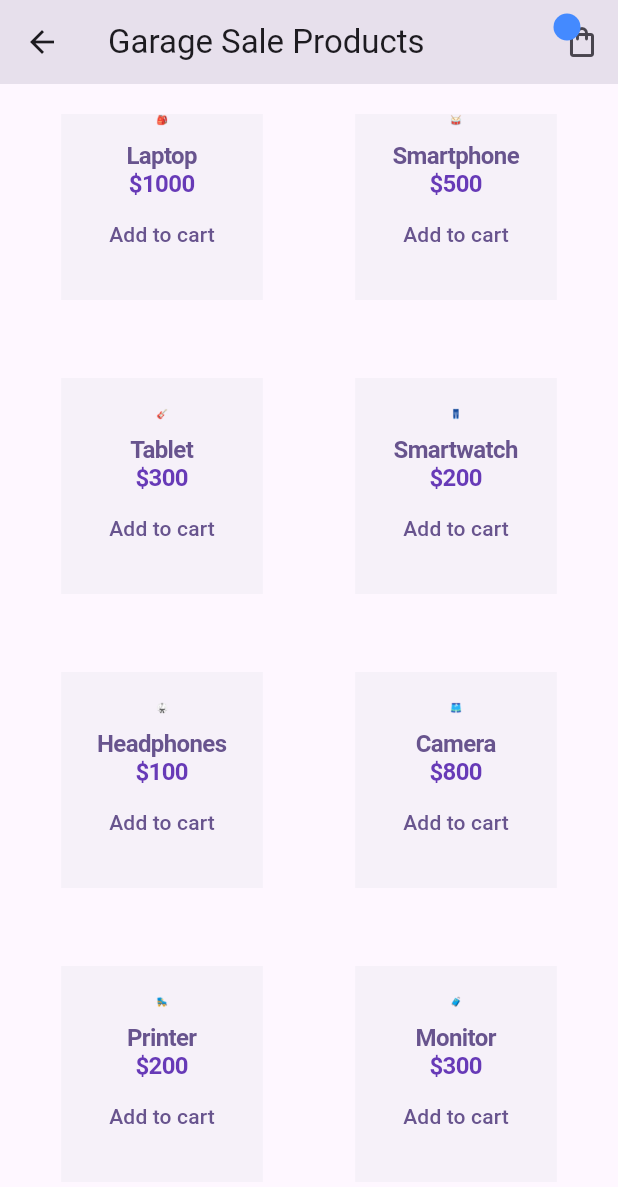
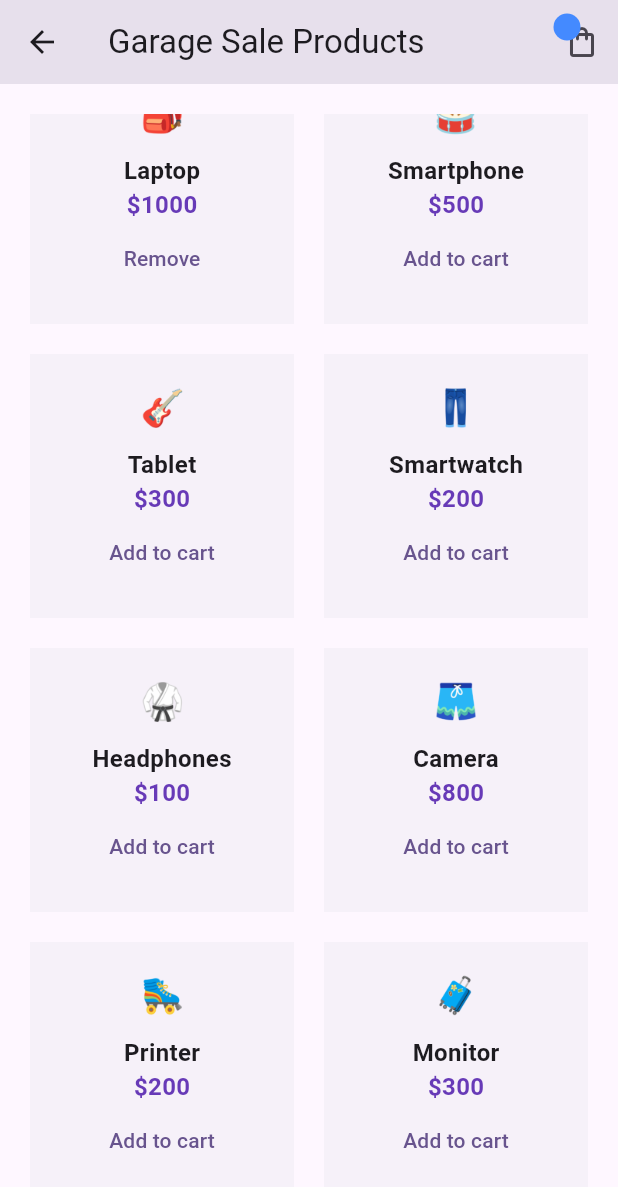
Before and after one commit to voltzylex/Flutter-Dart, a Flutter app: the RiverpodHomeScreen screen opened directly, scrolled down 36 dp, after a tap on "Add to cart", on a phone screen of 412 x 824 dp. Shown: the top 1187 px of the screen. Run offline on Flutter 3.47's test engine with Material 3 defaults, Android fonts, the phone set to English and light mode, and no system bars; our stand-ins replace flutter_riverpod, riverpod_annotation; missing offline and left inert: ipsum; generated files the repository leaves out were written again.

Commit message:
learned about notifer and how to update a state

```diff
--- a/state_management/lib/riverpod/providers/cart_provider.dart
+++ b/state_management/lib/riverpod/providers/cart_provider.dart
@@ -15,8 +15,21 @@ class CartNotifier extends Notifier<Set<Product>> {
       ),
     };
   }
+
+  // add products
+  addProducts(Product products) {
+    if (!state.contains(products)) {
+      state = {...state, products};
+    }
+  }
+
+  removeProducts(Product product) {
+    if (state.contains(product)) {
+      state = state.where((element) => element.id != product.id).toSet();
+    }
+  }
 }
 
-final cartNotifierProvider = NotifierProvider<CartNotifier, Set<Product>>((){
+final cartNotifierProvider = NotifierProvider<CartNotifier, Set<Product>>(() {
   return CartNotifier();
 });
--- a/state_management/lib/riverpod/screens/home/home_screen.dart
+++ b/state_management/lib/riverpod/screens/home/home_screen.dart
@@ -33,9 +33,7 @@ class RiverpodHomeScreen extends ConsumerWidget {
             childAspectRatio: 1,
           ),
           itemBuilder: (context, index) {
-            return CupertinoButton(
-              onPressed: () {},
-              child: Container(
+            return Container(
               padding: const EdgeInsets.all(20),
               color: Colors.blueGrey.withOpacity(0.05),
               child: Column(
@@ -64,12 +62,22 @@ class RiverpodHomeScreen extends ConsumerWidget {
                     ),
                   ),
                   if (cartProvider.contains(allProvider.elementAt(index)))
-                      TextButton(onPressed: () {}, child: const Text('Remove')),
+                    TextButton(
+                        onPressed: () {
+                          ref
+                              .read(cartNotifierProvider.notifier)
+                              .removeProducts(allProvider.elementAt(index));
+                        },
+                        child: const Text('Remove')),
                   if (!cartProvider.contains(allProvider.elementAt(index)))
                     TextButton(
-                          onPressed: () {}, child: const Text('Add to cart')),
+                        onPressed: () {
+                          ref
+                              .read(cartNotifierProvider.notifier)
+                              .addProducts(allProvider.elementAt(index));
+                        },
+                        child: const Text('Add to cart')),
                 ],
-                ),
               ),
             );
           },
```
Lines whose indentation alone changed are shown as unchanged.
